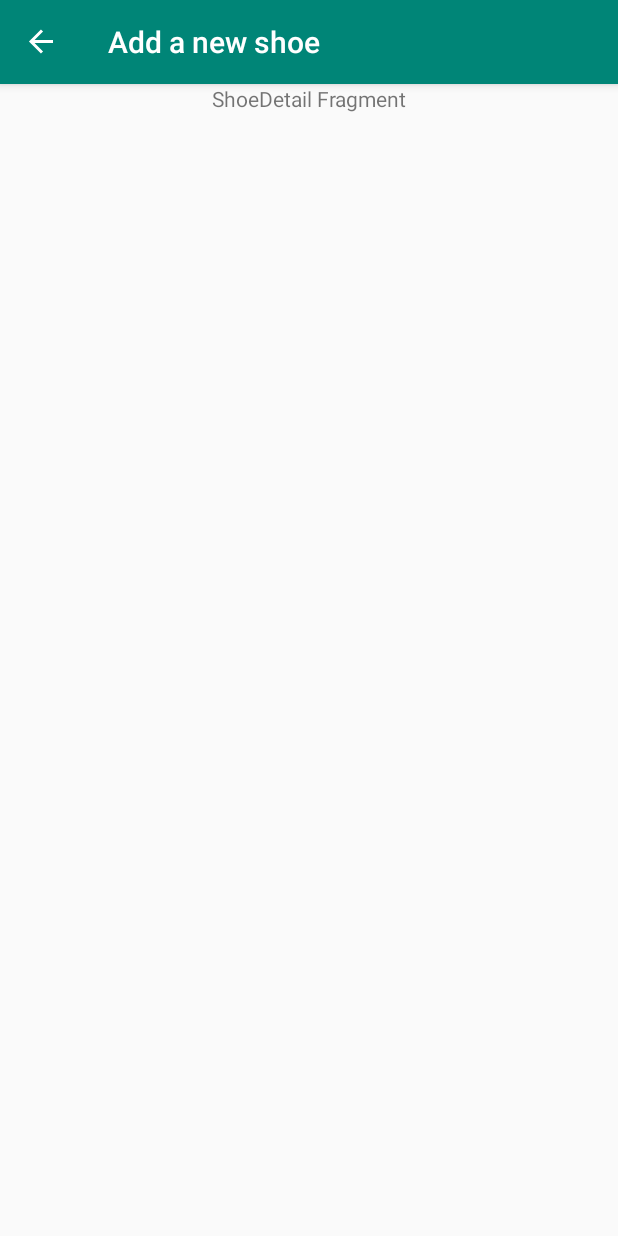
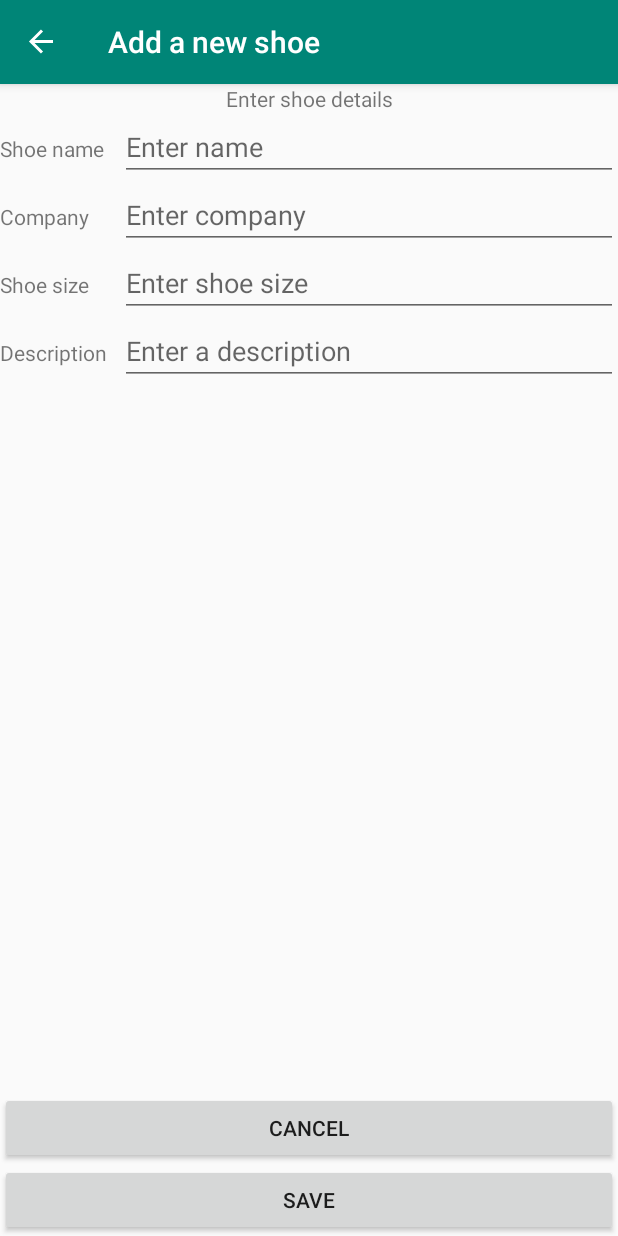
Before and after one commit to gregorl82/Android_ShoeStore, an Android app: the ShoeDetailFragment screen opened through its navigation route, on a phone screen of 412 x 824 dp. Run offline under Robolectric (Android 15) with nearby library versions, the phone set to English and light mode, and no system bars; our stand-ins replace Timber, data binding, navigation-ui.

Commit message:
Adds shoe detail fragment layout

```diff
--- a/app/src/main/java/com/udacity/shoestore/ui/ShoeDetailFragment.kt
+++ b/app/src/main/java/com/udacity/shoestore/ui/ShoeDetailFragment.kt
@@ -6,6 +6,7 @@
 import android.view.View
 import android.view.ViewGroup
 import androidx.databinding.DataBindingUtil
+import androidx.navigation.fragment.findNavController
 import com.udacity.shoestore.R
 import com.udacity.shoestore.databinding.FragmentShoeDetailBinding
 
@@ -18,6 +19,15 @@
         savedInstanceState: Bundle?
     ): View? {
         binding = DataBindingUtil.inflate(inflater, R.layout.fragment_shoe_detail, container, false)
+
+        binding.cancelButton.setOnClickListener {
+            findNavController().navigate(R.id.action_shoeDetailFragment_to_shoeListFragment)
+        }
+
+        binding.saveButton.setOnClickListener {
+            findNavController().navigate(R.id.action_shoeDetailFragment_to_shoeListFragment)
+        }
+
         return binding.root
     }
 }
--- a/app/src/main/res/layout/fragment_shoe_detail.xml
+++ b/app/src/main/res/layout/fragment_shoe_detail.xml
@@ -2,18 +2,116 @@
 
 <layout xmlns:android="http://schemas.android.com/apk/res/android"
     xmlns:tools="http://schemas.android.com/tools"
+    xmlns:app="http://schemas.android.com/apk/res-auto"
     tools:context=".ui.ShoeDetailFragment">
 
-    <LinearLayout
+    <androidx.constraintlayout.widget.ConstraintLayout
         android:layout_width="match_parent"
-        android:layout_height="match_parent">
+        android:layout_height="match_parent"
+        android:orientation="vertical">
 
         <TextView
-            android:id="@+id/shoe_detail_text"
+            android:id="@+id/shoe_entry_title_text"
+            android:layout_width="wrap_content"
+            android:layout_height="wrap_content"
+            android:text="Enter shoe details"
+            app:layout_constraintTop_toTopOf="parent"
+            app:layout_constraintStart_toStartOf="parent"
+            app:layout_constraintEnd_toEndOf="parent"/>
+
+        <TextView
+            android:id="@+id/shoe_name_label"
+            android:layout_width="80dp"
+            android:layout_height="wrap_content"
+            android:text="@string/shoe_name_label"
+            app:layout_constraintBaseline_toBaselineOf="@id/shoe_name_edit_text"
+            app:layout_constraintStart_toStartOf="parent"
+            app:layout_constraintTop_toBottomOf="@id/shoe_entry_title_text" />
+
+        <EditText
+            android:id="@+id/shoe_name_edit_text"
+            android:layout_width="0dp"
+            android:layout_height="wrap_content"
+            android:hint="Enter name"
+            app:layout_constraintEnd_toEndOf="parent"
+            app:layout_constraintStart_toEndOf="@id/shoe_name_label"
+            app:layout_constraintTop_toBottomOf="@id/shoe_entry_title_text" />
+
+
+        <TextView
+            android:id="@+id/company_label"
+            android:layout_width="80dp"
+            android:layout_height="wrap_content"
+            android:text="@string/company"
+            app:layout_constraintBaseline_toBaselineOf="@+id/company_edit_text"
+            app:layout_constraintStart_toStartOf="parent" />
+
+        <EditText
+            android:id="@+id/company_edit_text"
+            android:layout_width="0dp"
+            android:layout_height="wrap_content"
+            android:ems="10"
+            android:hint="Enter company"
+            android:inputType="textPersonName"
+            app:layout_constraintEnd_toEndOf="parent"
+            app:layout_constraintStart_toEndOf="@+id/company_label"
+            app:layout_constraintTop_toBottomOf="@+id/shoe_name_edit_text" />
+
+        <TextView
+            android:id="@+id/shoe_size_label"
+            android:layout_width="80dp"
+            android:layout_height="wrap_content"
+            android:text="@string/shoe_size"
+            app:layout_constraintBaseline_toBaselineOf="@+id/shoe_size_edit_text"
+            app:layout_constraintStart_toStartOf="parent" />
+
+        <EditText
+            android:id="@+id/shoe_size_edit_text"
+            android:layout_width="0dp"
+            android:layout_height="wrap_content"
+            android:ems="10"
+            android:hint="Enter shoe size"
+            android:inputType="textPersonName"
+            app:layout_constraintEnd_toEndOf="parent"
+            app:layout_constraintStart_toEndOf="@+id/shoe_size_label"
+            app:layout_constraintTop_toBottomOf="@+id/company_edit_text" />
+
+        <TextView
+            android:id="@+id/description_label"
+            android:layout_width="80dp"
+            android:layout_height="wrap_content"
+            android:text="@string/description"
+            app:layout_constraintBaseline_toBaselineOf="@+id/description_edit_text"
+            app:layout_constraintStart_toStartOf="parent" />
+
+        <EditText
+            android:id="@+id/description_edit_text"
+            android:layout_width="0dp"
+            android:layout_height="wrap_content"
+            android:ems="10"
+            android:hint="Enter a description"
+            android:inputType="textPersonName"
+            app:layout_constraintEnd_toEndOf="parent"
+            app:layout_constraintStart_toEndOf="@+id/description_label"
+            app:layout_constraintTop_toBottomOf="@+id/shoe_size_edit_text" />
+
+        <Button
+            android:id="@+id/cancel_button"
             android:layout_width="match_parent"
             android:layout_height="wrap_content"
-            android:text="@string/shoe_detail_fragment"
-            android:textAlignment="center" />
+            android:text="@string/cancel"
+            app:layout_constraintBottom_toTopOf="@id/save_button"
+            app:layout_constraintStart_toStartOf="parent"
+            app:layout_constraintEnd_toEndOf="parent"/>
 
-    </LinearLayout>
+        <Button
+            android:id="@+id/save_button"
+            android:layout_width="match_parent"
+            android:layout_height="wrap_content"
+            android:text="@string/save"
+            app:layout_constraintStart_toStartOf="parent"
+            app:layout_constraintEnd_toEndOf="parent"
+            app:layout_constraintBottom_toBottomOf="parent"/>
+
+    </androidx.constraintlayout.widget.ConstraintLayout>
 </layout>
--- a/app/src/main/res/navigation/navigation.xml
+++ b/app/src/main/res/navigation/navigation.xml
@@ -54,6 +54,7 @@
         tools:layout="@layout/fragment_shoe_detail">
         <action
             android:id="@+id/action_shoeDetailFragment_to_shoeListFragment"
-            app:destination="@id/shoeListFragment" />
+            app:destination="@id/shoeListFragment"
+            app:popUpTo="@id/shoeListFragment" />
     </fragment>
 </navigation>
--- a/app/src/main/res/values/strings.xml
+++ b/app/src/main/res/values/strings.xml
@@ -17,4 +17,10 @@
     <string name="next">Next</string>
     <string name="shoe_inventory_tracker">Shoe Inventory Tracker</string>
     <string name="logout">Logout</string>
+    <string name="cancel">Cancel</string>
+    <string name="save">Save</string>
+    <string name="shoe_name_label">Shoe name</string>
+    <string name="company">Company</string>
+    <string name="shoe_size">Shoe size</string>
+    <string name="description">Description</string>
 </resources>
```
